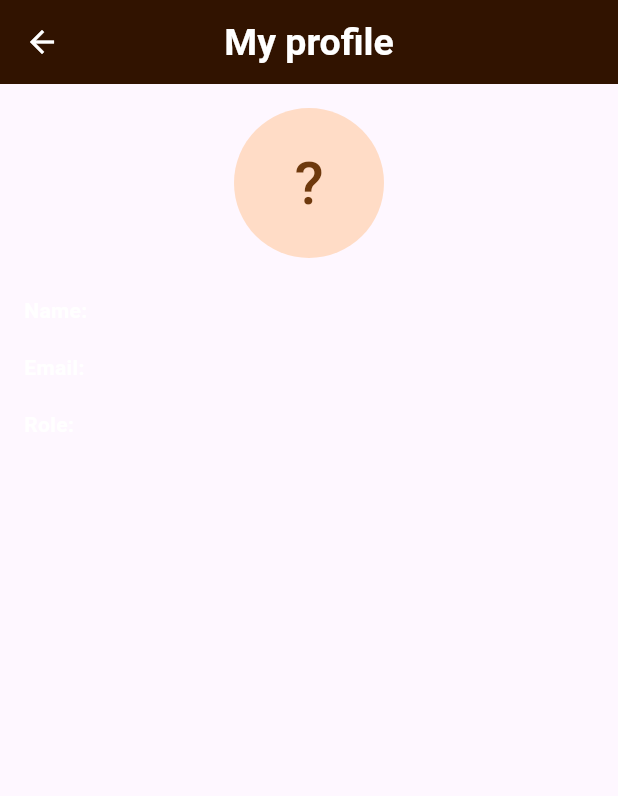
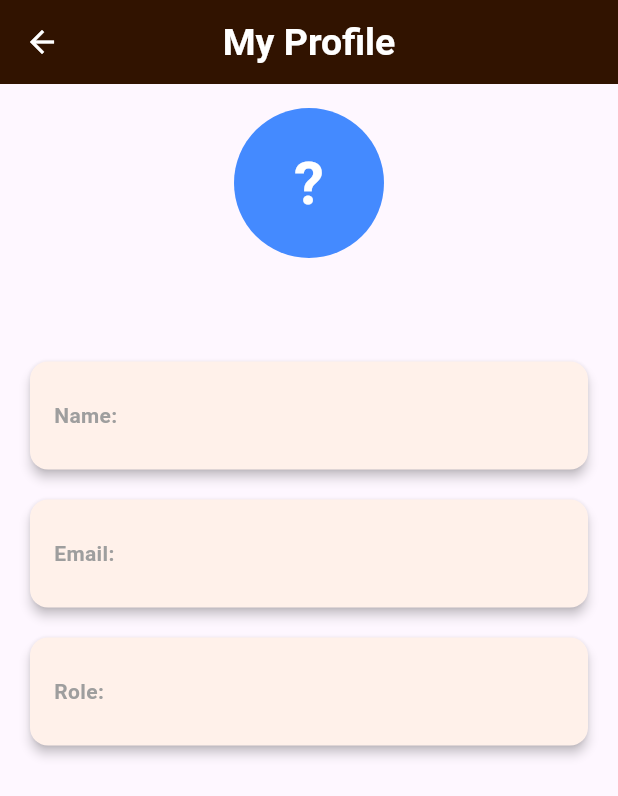
Before and after one commit to MobileProgramming2025/MobileProgramming, a Flutter app: the ProfileScreen screen opened directly with empty values, on a phone screen of 412 x 824 dp. Shown: the top 796 px of the screen. Run offline on Flutter 3.47's test engine with Material 3 defaults, Android fonts, the phone set to English and light mode, and no system bars; our stand-ins replace cloud_firestore, file_picker, firebase_auth, firebase_core, firebase_storage, flutter_sizer and 3 more; accounts and stored records are empty.

Commit message:
Doctor Profile

```diff
--- a/lib/screens/UserScreens/profile.dart
+++ b/lib/screens/UserScreens/profile.dart
@@ -23,57 +23,88 @@ class _ProfileScreenState extends State<ProfileScreen> {
   Widget build(BuildContext context) {
     return Scaffold(
       appBar: AppBar(
-        title: const Text('My profile'),
+        title: const Text('My Profile'),
       ),
-      body: Padding(
+      body: SingleChildScrollView(
+        child: Padding(
           padding: const EdgeInsets.all(16.0),
           child: Column(
-          crossAxisAlignment: CrossAxisAlignment.start,
             children: [
               Center(
-              child: CircleAvatar(
+                child: Column(
+                  children: [
+                    CircleAvatar(
                       radius: 50,
+                      backgroundColor: Colors.blueAccent,
                       child: Text(
                         user.name.isNotEmpty ? user.name[0].toUpperCase() : '?',
                         style: const TextStyle(
                           fontSize: 40,
+                          fontWeight: FontWeight.bold,
+                          color: Colors.white,
                         ),
                       ),
                     ),
+                    const SizedBox(height: 10),
+                    Text(
+                      user.name,
+                      style: const TextStyle(
+                        fontSize: 22,
+                        fontWeight: FontWeight.bold,
+                        color: Colors.black,
                       ),
-            const SizedBox(height: 16),
-            _buildProfileItem(title: 'Name', value: user.name),
-            _buildProfileItem(title: 'Email', value: user.email),
-            _buildProfileItem(title: 'Role', value: user.role),
-            // _buildProfileItem(title: 'Department', value: user.departmentId),
+                    ),
                   ],
+                ),
+              ),
+              const SizedBox(height: 24),
+              _buildProfileCard(title: 'Name', value: user.name),
+              const SizedBox(height: 12),
+              _buildProfileCard(title: 'Email', value: user.email),
+              const SizedBox(height: 12),
+              _buildProfileCard(title: 'Role', value: user.role),
+              const SizedBox(height: 12),
+              // _buildProfileCard(title: 'Department', value: user.departmentId),
+              const SizedBox(height: 12),
+            ],
+          ),
         ),
       ),
     );
   }
 
-  Widget _buildProfileItem({required String title, required String value}) {
-    return Padding(
-      padding: const EdgeInsets.symmetric(vertical: 8.0),
+  Widget _buildProfileCard({required String title, required String value}) {
+    return SizedBox(
+      height: 80, // Set a fixed height for all cards
+      child: Card(
+        elevation: 3,
+        shape: RoundedRectangleBorder(borderRadius: BorderRadius.circular(12)),
+        child: Padding(
+          padding: const EdgeInsets.all(16.0),
           child: Row(
             children: [
               Text(
                 '$title: ',
                 style: const TextStyle(
+                  fontSize: 14,
                   fontWeight: FontWeight.bold,
+                  color: Colors.grey,
                 ),
               ),
               Expanded(
                 child: Text(
                   value,
                   style: const TextStyle(
-                fontSize: 16,
+                    fontSize: 18,
+                    color: Colors.black,
                   ),
                   overflow: TextOverflow.ellipsis,
                 ),
               ),
             ],
           ),
+        ),
+      ),
     );
   }
 
```
Lines whose indentation alone changed are shown as unchanged.
